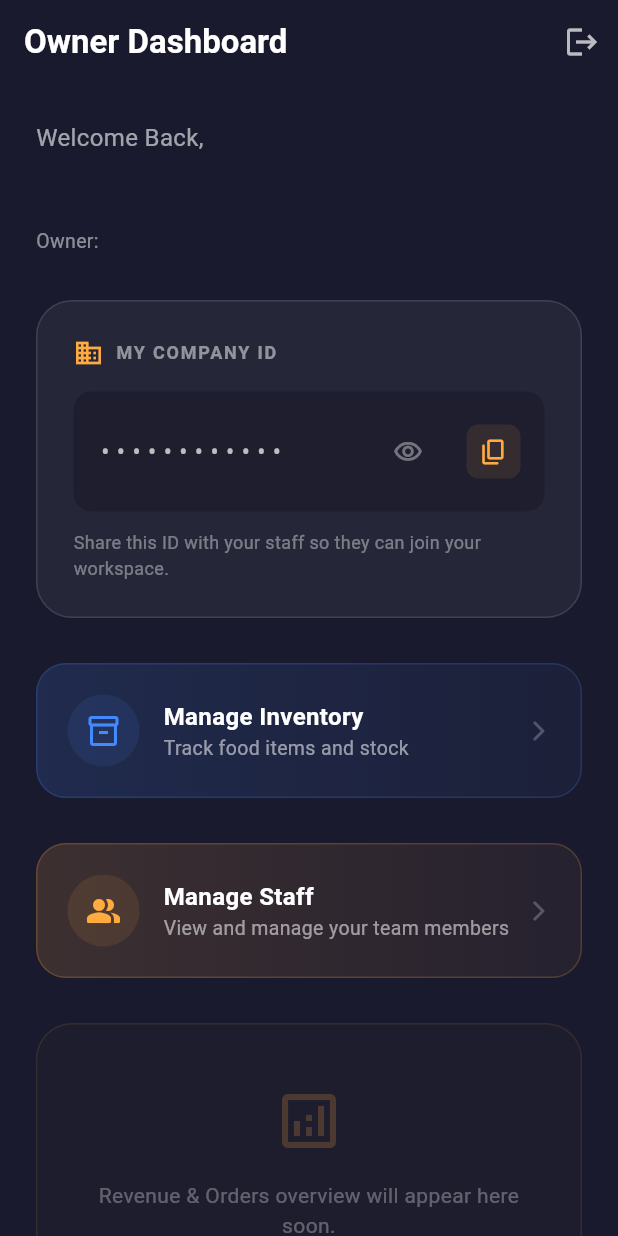
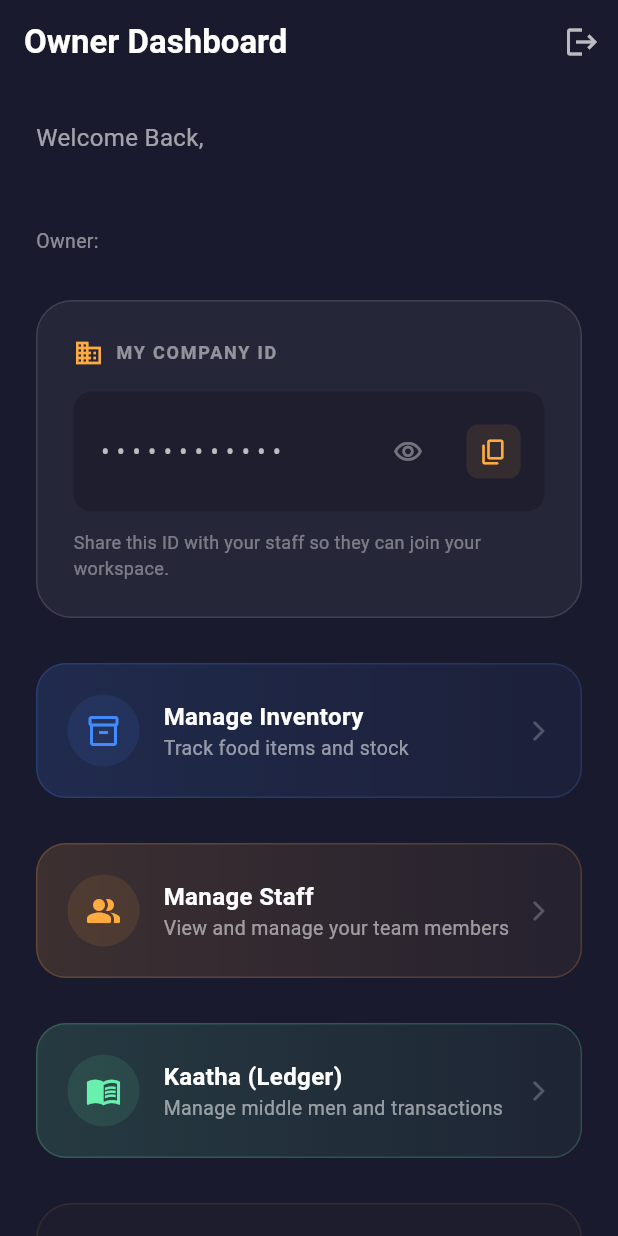
Before and after one commit to Pixeelforge/catering-ops, a Flutter app: the OwnerView screen opened directly, on a phone screen of 412 x 824 dp. Run offline on Flutter 3.47's test engine with Material 3 defaults, Android fonts, the phone set to English and light mode, and no system bars; our stand-ins replace audioplayers, cached_network_image, flutter_dotenv, shared_preferences, supabase_flutter, video_player; accounts and stored records are empty.

Commit message:
incomplete Kaatha with local stroage

```diff
--- a/apps/mobile_app/lib/role_views/owner/owner_view.dart
+++ b/apps/mobile_app/lib/role_views/owner/owner_view.dart
@@ -4,6 +4,7 @@ import 'package:supabase_flutter/supabase_flutter.dart';
 import 'package:audioplayers/audioplayers.dart';
 import 'staff_management_screen.dart';
 import '../../features/inventory/inventory_list_screen.dart';
+import '../../features/ledger/screens/kaatha_screen.dart';
 
 class OwnerView extends StatefulWidget {
   const OwnerView({super.key});
@@ -516,6 +517,81 @@ class _OwnerViewState extends State<OwnerView> {
             ),
 
             const SizedBox(height: 30),
+
+            // Kaatha (Ledger) Action
+            InkWell(
+              onTap: () {
+                if (_companyId != null) {
+                  Navigator.push(
+                    context,
+                    MaterialPageRoute(
+                      builder: (context) => KaathaScreen(companyId: _companyId!),
+                    ),
+                  );
+                }
+              },
+              child: Container(
+                padding: const EdgeInsets.all(20),
+                decoration: BoxDecoration(
+                  gradient: LinearGradient(
+                    colors: [
+                      Colors.greenAccent.withOpacity(0.15),
+                      Colors.greenAccent.withOpacity(0.05),
+                    ],
+                  ),
+                  borderRadius: BorderRadius.circular(20),
+                  border: Border.all(
+                    color: Colors.greenAccent.withOpacity(0.2),
+                  ),
+                ),
+                child: Row(
+                  children: [
+                    Container(
+                      padding: const EdgeInsets.all(12),
+                      decoration: BoxDecoration(
+                        color: Colors.greenAccent.withOpacity(0.1),
+                        shape: BoxShape.circle,
+                      ),
+                      child: const Icon(
+                        Icons.menu_book_outlined,
+                        color: Colors.greenAccent,
+                        size: 24,
+                      ),
+                    ),
+                    const SizedBox(width: 16),
+                    const Expanded(
+                      child: Column(
+                        crossAxisAlignment: CrossAxisAlignment.start,
+                        children: [
+                          Text(
+                            'Kaatha (Ledger)',
+                            style: TextStyle(
+                              color: Colors.white,
+                              fontWeight: FontWeight.bold,
+                              fontSize: 16,
+                            ),
+                          ),
+                          Text(
+                            'Manage middle men and transactions',
+                            style: TextStyle(
+                              color: Colors.white54,
+                              fontSize: 13,
+                            ),
+                          ),
+                        ],
+                      ),
+                    ),
+                    const Icon(
+                      Icons.arrow_forward_ios_rounded,
+                      color: Colors.white24,
+                      size: 16,
+                    ),
+                  ],
+                ),
+              ),
+            ),
+
+            const SizedBox(height: 30),
             // Placeholder for future features
             Container(
               width: double.infinity,
--- a/apps/mobile_app/pubspec.yaml
+++ b/apps/mobile_app/pubspec.yaml
@@ -39,6 +39,10 @@ dependencies:
   # Use with the CupertinoIcons class for iOS style icons.
   cupertino_icons: ^1.0.8
   cached_network_image: ^3.4.1
+  shared_preferences: ^2.5.4
+  url_launcher: ^6.3.2
+  hive: ^2.2.3
+  hive_flutter: ^1.1.0
 
 dev_dependencies:
   flutter_test:
```
Also changed, not shown: apps/mobile_app/lib/features/ledger/screens/add_middle_man_dialog.dart (added, +165 -0 lines), apps/mobile_app/lib/features/ledger/screens/kaatha_screen.dart (added, +280 -0 lines), apps/mobile_app/pubspec.lock.
